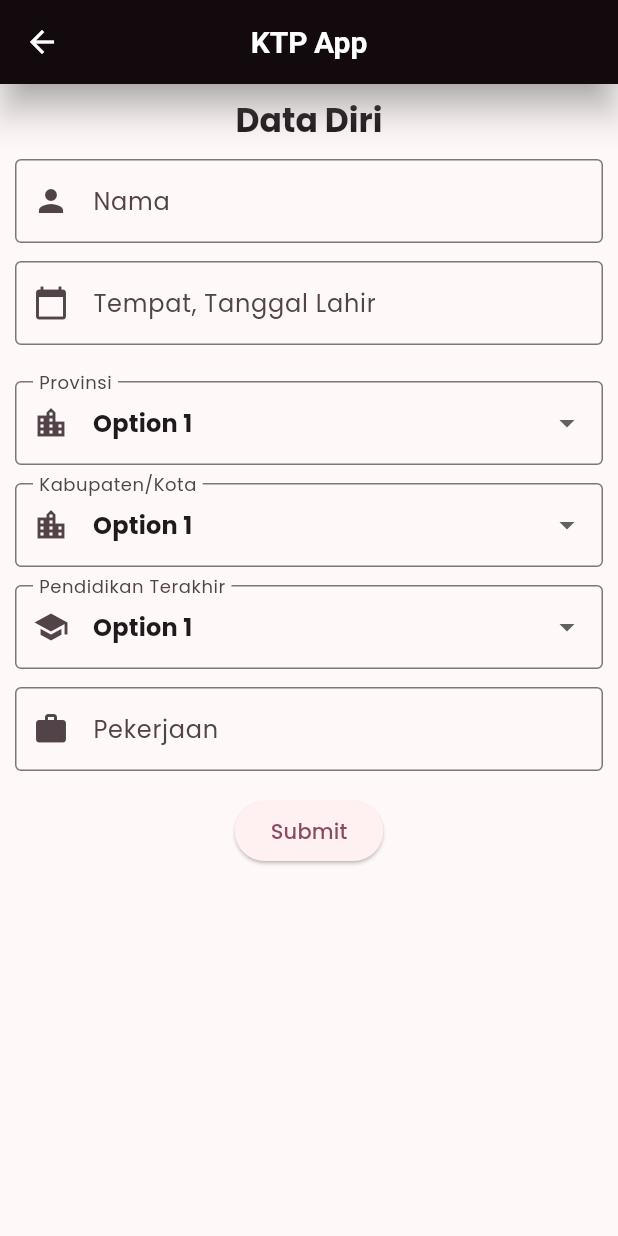
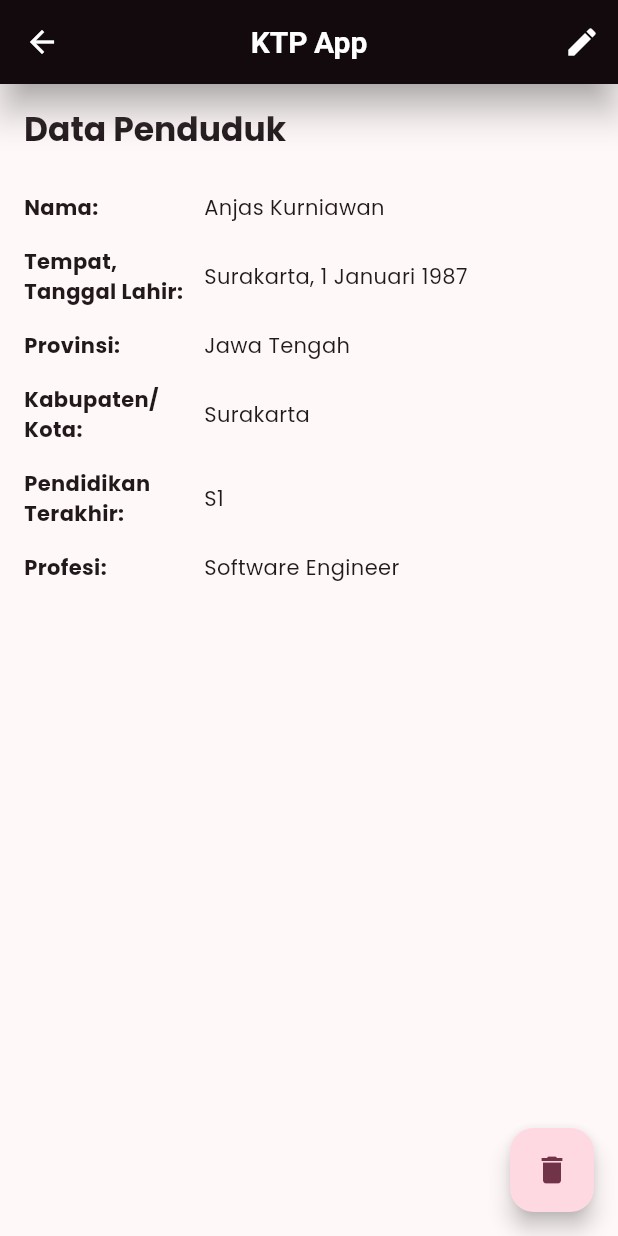
Before and after one commit to alfaafan/ktp_project, a Flutter app: the screen it shows after launch, after a tap on "Nama", on a phone screen of 412 x 824 dp. Run offline on Flutter 3.47's test engine with Material 3 defaults, Android fonts, the phone set to English and light mode, and no system bars; our stand-ins replace google_fonts, hive, hive_flutter, syncfusion_flutter_datepicker; accounts and stored records are empty.

Commit message:
feat(detail page): add user detail page ui

```diff
--- /dev/null
+++ b/lib/application/core/widgets/user_detail_row.dart
@@ -0,0 +1,22 @@
+import 'package:flutter/material.dart';
+
+Widget buildDetailRow(String label, String value) {
+  return Padding(
+    padding: const EdgeInsets.symmetric(vertical: 8.0),
+    child: Row(
+      crossAxisAlignment: CrossAxisAlignment.center,
+      children: [
+        SizedBox(
+          width: 120,
+          child: Text(
+            label,
+            style: const TextStyle(fontWeight: FontWeight.bold),
+          ),
+        ),
+        Expanded(
+          child: Text(value),
+        ),
+      ],
+    ),
+  );
+}
--- a/lib/application/pages/input_user/input_user.dart
+++ b/lib/application/pages/input_user/input_user.dart
@@ -33,8 +33,8 @@ class _InputPageState extends State<InputPage> {
             child: SingleChildScrollView(
               child: Form(
                 key: _formKey,
-                child: Column(
-                  mainAxisAlignment: MainAxisAlignment.center,
+                child: ListView(
+                  shrinkWrap: true,
                   children: [
                     Text('Data Diri',
                         style: Theme.of(context).textTheme.titleLarge),
--- /dev/null
+++ b/lib/application/pages/user_details/user_details.dart
@@ -0,0 +1,43 @@
+import 'package:flutter/material.dart';
+import 'package:ktp_project/application/core/widgets/user_detail_row.dart';
+
+class UserDetailPage extends StatelessWidget {
+  const UserDetailPage({super.key});
+
+  @override
+  Widget build(BuildContext context) {
+    return Scaffold(
+        appBar: AppBar(
+          title: const Text('KTP App'),
+          centerTitle: true,
+          actions: [
+            IconButton(
+              icon: const Icon(Icons.edit),
+              onPressed: () {},
+            )
+          ],
+        ),
+        body: Padding(
+          padding: const EdgeInsets.all(16.0),
+          child: Column(
+            crossAxisAlignment: CrossAxisAlignment.start,
+            children: [
+              Text('Data Penduduk',
+                  style: Theme.of(context).textTheme.titleLarge),
+              const SizedBox(height: 20),
+              buildDetailRow('Nama:', 'Anjas Kurniawan'),
+              buildDetailRow(
+                  'Tempat, Tanggal Lahir:', 'Surakarta, 1 Januari 1987'),
+              buildDetailRow('Provinsi:', 'Jawa Tengah'),
+              buildDetailRow('Kabupaten/Kota:', 'Surakarta'),
+              buildDetailRow('Pendidikan Terakhir:', 'S1'),
+              buildDetailRow('Profesi:', 'Software Engineer'),
+            ],
+          ),
+        ),
+        floatingActionButton: FloatingActionButton(
+          onPressed: () {},
+          child: const Icon(Icons.delete),
+        ));
+  }
+}
--- a/lib/application/pages/user_list/user_list.dart
+++ b/lib/application/pages/user_list/user_list.dart
@@ -1,5 +1,6 @@
 import 'package:flutter/material.dart';
 import 'package:ktp_project/application/pages/input_user/input_user.dart';
+import 'package:ktp_project/application/pages/user_details/user_details.dart';
 import 'package:ktp_project/domain/usecases/province_usecase.dart';
 
 class UserListPage extends StatelessWidget {
@@ -46,7 +47,7 @@ class UserListPage extends StatelessWidget {
                       Navigator.push(
                           context,
                           MaterialPageRoute(
-                              builder: (context) => const InputPage()));
+                              builder: (context) => const UserDetailPage()));
                     },
                   );
                 },
```
